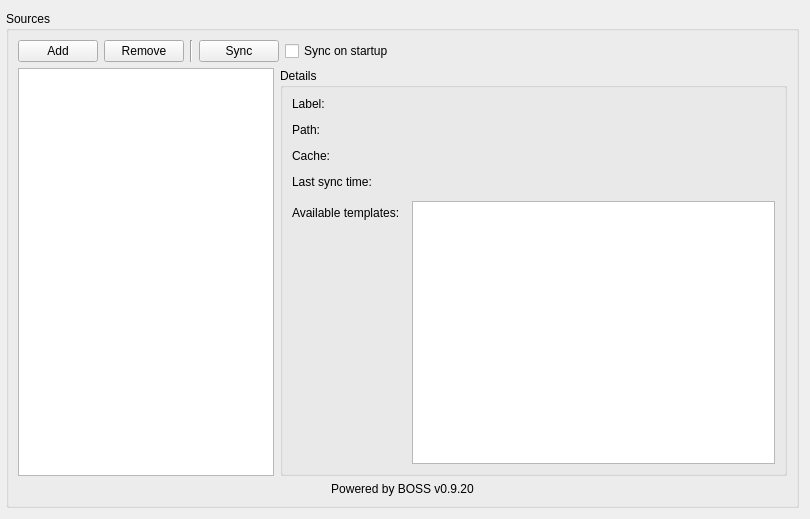
Qt form data/forms/settings_page_templates.ui (pythoningLearning/hackedit) before a commit.
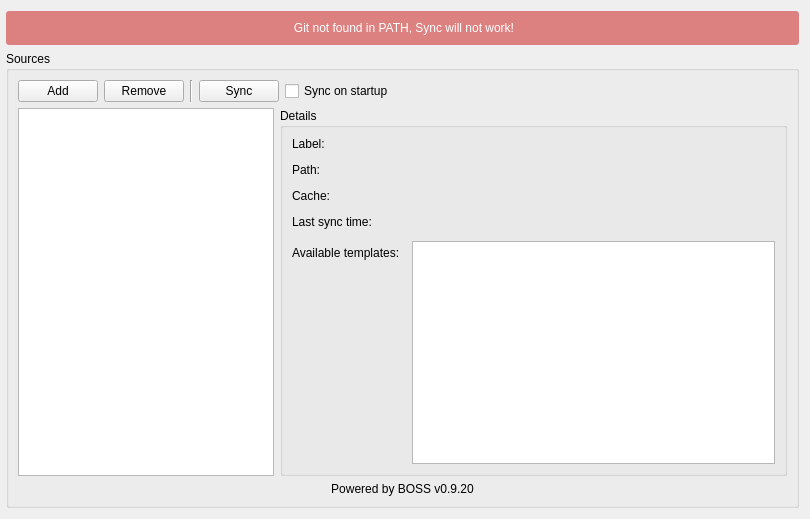
The same form after that commit. Icons and pictures are not drawn.

Commit message: Templates: add an error label in case git is not found in path

Diff of the .ui file:
```diff
--- a/data/forms/settings_page_templates.ui
+++ b/data/forms/settings_page_templates.ui
@@ -13,10 +13,23 @@
   <property name="windowTitle">
    <string>Form</string>
   </property>
-  <layout class="QVBoxLayout" name="verticalLayout" stretch="1">
+  <layout class="QVBoxLayout" name="verticalLayout" stretch="0,1">
    <property name="leftMargin">
     <number>6</number>
    </property>
+   <item>
+    <widget class="QLabel" name="lbl_git_not_found">
+     <property name="styleSheet">
+      <string notr="true">background-color: #DD8080;
+color: white;
+padding: 10px;
+border-radius:3px;</string>
+     </property>
+     <property name="text">
+      <string>&lt;html&gt;&lt;head/&gt;&lt;body&gt;&lt;p align=&quot;center&quot;&gt;Git not found in PATH, Sync will not work!&lt;/p&gt;&lt;/body&gt;&lt;/html&gt;</string>
+     </property>
+    </widget>
+   </item>
    <item>
     <widget class="QGroupBox" name="groupBox_2">
      <property name="title">
```
The commit also changes 2 other files.
